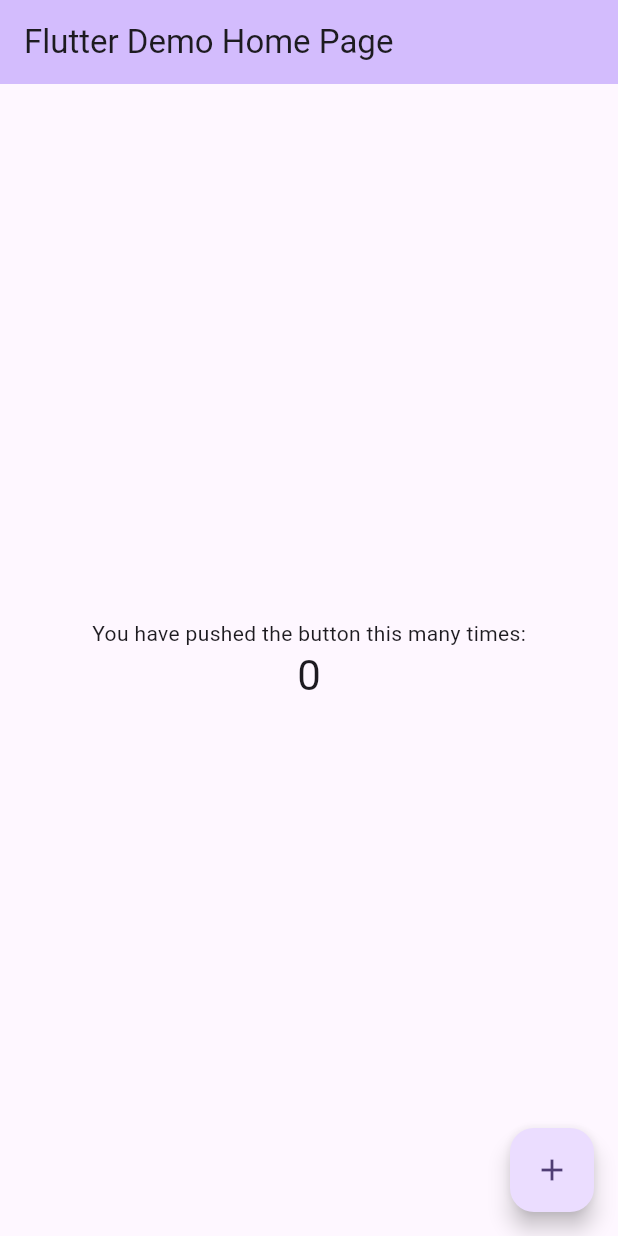
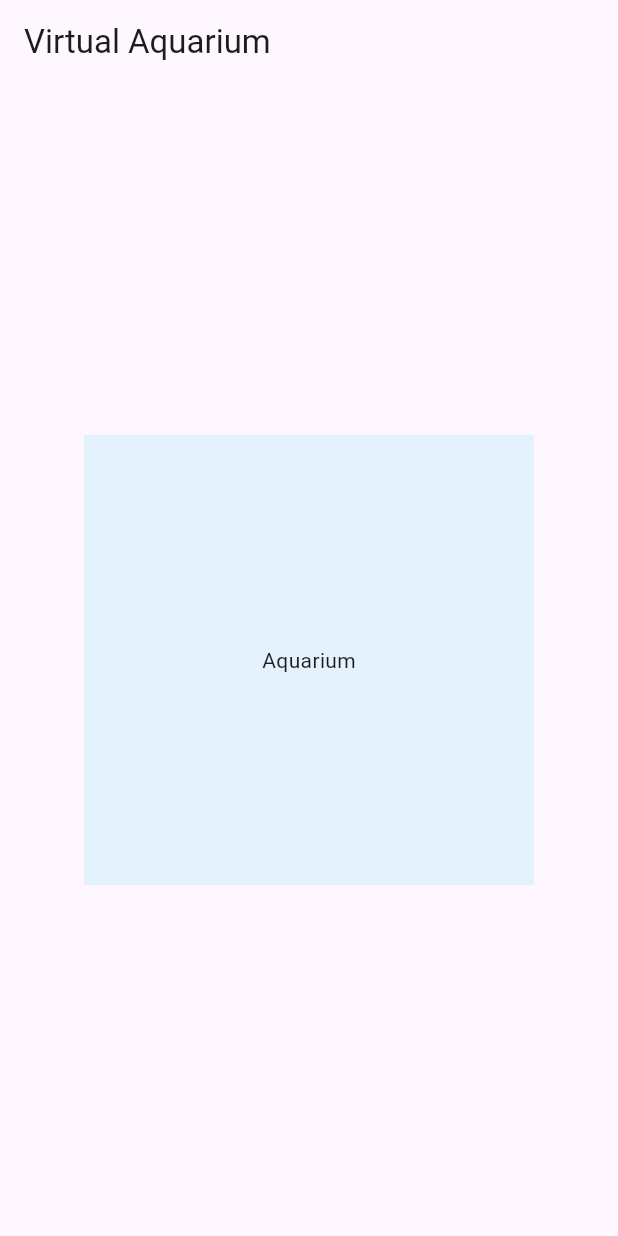
Before and after one commit to bashapu/cw05, a Flutter app: the screen it shows after launch, on a phone screen of 412 x 824 dp. Run offline on Flutter 3.47's test engine with Material 3 defaults, Android fonts, the phone set to English and light mode, and no system bars.

Commit message:
Inital Project Setup

```diff
--- a/lib/main.dart
+++ b/lib/main.dart
@@ -7,116 +7,40 @@ void main() {
 class MyApp extends StatelessWidget {
   const MyApp({super.key});
 
-  // This widget is the root of your application.
   @override
   Widget build(BuildContext context) {
     return MaterialApp(
-      title: 'Flutter Demo',
+      title: 'Virtual Aquarium',
       theme: ThemeData(
-        // This is the theme of your application.
-        //
-        // TRY THIS: Try running your application with "flutter run". You'll see
-        // the application has a purple toolbar. Then, without quitting the app,
-        // try changing the seedColor in the colorScheme below to Colors.green
-        // and then invoke "hot reload" (save your changes or press the "hot
-        // reload" button in a Flutter-supported IDE, or press "r" if you used
-        // the command line to start the app).
-        //
-        // Notice that the counter didn't reset back to zero; the application
-        // state is not lost during the reload. To reset the state, use hot
-        // restart instead.
-        //
-        // This works for code too, not just values: Most code changes can be
-        // tested with just a hot reload.
-        colorScheme: ColorScheme.fromSeed(seedColor: Colors.deepPurple),
+        primarySwatch: Colors.blue,
       ),
-      home: const MyHomePage(title: 'Flutter Demo Home Page'),
+      home: const AquariumScreen(),
     );
   }
 }
 
-class MyHomePage extends StatefulWidget {
-  const MyHomePage({super.key, required this.title});
-
-  // This widget is the home page of your application. It is stateful, meaning
-  // that it has a State object (defined below) that contains fields that affect
-  // how it looks.
-
-  // This class is the configuration for the state. It holds the values (in this
-  // case the title) provided by the parent (in this case the App widget) and
-  // used by the build method of the State. Fields in a Widget subclass are
-  // always marked "final".
-
-  final String title;
+class AquariumScreen extends StatefulWidget {
+  const AquariumScreen({super.key});
 
   @override
-  State<MyHomePage> createState() => _MyHomePageState();
+  AquariumScreenState createState() => AquariumScreenState();
 }
 
-class _MyHomePageState extends State<MyHomePage> {
-  int _counter = 0;
-
-  void _incrementCounter() {
-    setState(() {
-      // This call to setState tells the Flutter framework that something has
-      // changed in this State, which causes it to rerun the build method below
-      // so that the display can reflect the updated values. If we changed
-      // _counter without calling setState(), then the build method would not be
-      // called again, and so nothing would appear to happen.
-      _counter++;
-    });
-  }
-
+class AquariumScreenState extends State<AquariumScreen> {
   @override
   Widget build(BuildContext context) {
-    // This method is rerun every time setState is called, for instance as done
-    // by the _incrementCounter method above.
-    //
-    // The Flutter framework has been optimized to make rerunning build methods
-    // fast, so that you can just rebuild anything that needs updating rather
-    // than having to individually change instances of widgets.
     return Scaffold(
       appBar: AppBar(
-        // TRY THIS: Try changing the color here to a specific color (to
-        // Colors.amber, perhaps?) and trigger a hot reload to see the AppBar
-        // change color while the other colors stay the same.
-        backgroundColor: Theme.of(context).colorScheme.inversePrimary,
-        // Here we take the value from the MyHomePage object that was created by
-        // the App.build method, and use it to set our appbar title.
-        title: Text(widget.title),
+        title: const Text('Virtual Aquarium'),
       ),
       body: Center(
-        // Center is a layout widget. It takes a single child and positions it
-        // in the middle of the parent.
-        child: Column(
-          // Column is also a layout widget. It takes a list of children and
-          // arranges them vertically. By default, it sizes itself to fit its
-          // children horizontally, and tries to be as tall as its parent.
-          //
-          // Column has various properties to control how it sizes itself and
-          // how it positions its children. Here we use mainAxisAlignment to
-          // center the children vertically; the main axis here is the vertical
-          // axis because Columns are vertical (the cross axis would be
-          // horizontal).
-          //
-          // TRY THIS: Invoke "debug painting" (choose the "Toggle Debug Paint"
-          // action in the IDE, or press "p" in the console), to see the
-          // wireframe for each widget.
-          mainAxisAlignment: MainAxisAlignment.center,
-          children: <Widget>[
-            const Text('You have pushed the button this many times:'),
-            Text(
-              '$_counter',
-              style: Theme.of(context).textTheme.headlineMedium,
-            ),
-          ],
+        child: Container(
+          color: Colors.blue[50],
+          width: 300,
+          height: 300,
+          child: const Center(child: Text('Aquarium')),
         ),
       ),
-      floatingActionButton: FloatingActionButton(
-        onPressed: _incrementCounter,
-        tooltip: 'Increment',
-        child: const Icon(Icons.add),
-      ), // This trailing comma makes auto-formatting nicer for build methods.
     );
   }
 }
```
